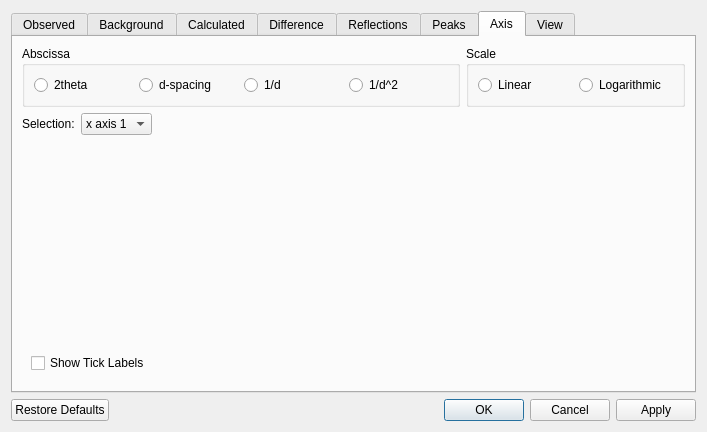
This is src/plotstyledialog.ui in ccorrado71/qualx3 as Qt 5 draws it before an edit. The edited form follows.
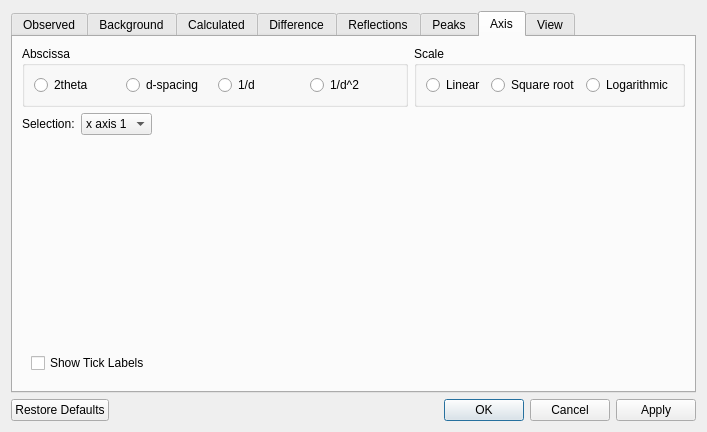
This is the edited form. The open tabs and pages were chosen to show the change. Custom widgets are drawn as their Qt base class.

Commit message: Add a square-root intensity scale; draw log scale the same way

Patch:
```diff
--- a/src/plotstyledialog.ui
+++ b/src/plotstyledialog.ui
@@ -280,6 +280,13 @@
               </property>
              </widget>
             </item>
+            <item>
+             <widget class="QRadioButton" name="squareRootRadioButton">
+              <property name="text">
+               <string>Square root</string>
+              </property>
+             </widget>
+            </item>
             <item>
              <widget class="QRadioButton" name="logarithmicRadioButton">
               <property name="text">
```
The commit also changes 6 other files.
